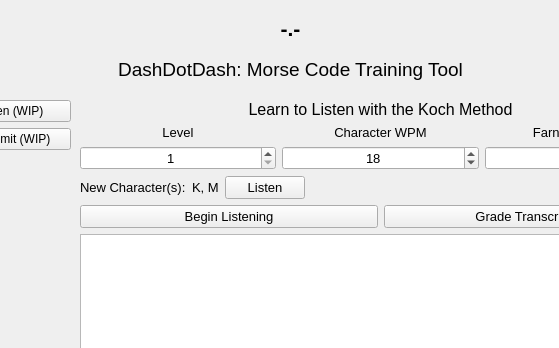
First picture: the form in app.ui, repository thesamrooney/MorseCodeTrainer, before the edit; both pictures show x 110 to 669 and y 0 to 348 of the 800 by 600 pixel window.
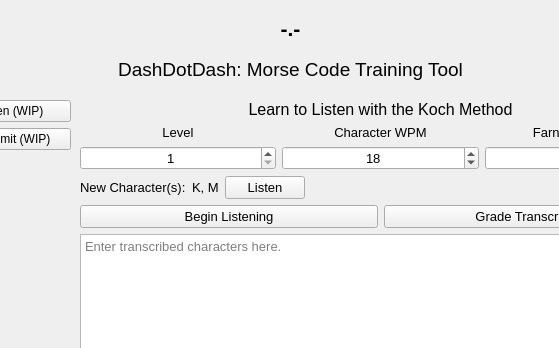
Second picture: the form after the edit.

Commit message: Collect relevant children from app.ui in start_app.py

What changed in the file:
```diff
--- a/app.ui
+++ b/app.ui
@@ -219,9 +219,6 @@
      </item>
      <item row="4" column="0">
       <widget class="QPlainTextEdit" name="decodedUserInput">
-       <property name="plainText">
-        <string/>
-       </property>
        <property name="placeholderText">
         <string>Enter transcribed characters here.</string>
        </property>
@@ -263,7 +260,7 @@
        <item>
         <layout class="QVBoxLayout" name="kochLevelLayout">
          <item>
-          <widget class="QLabel" name="kochLevelSpin">
+          <widget class="QLabel" name="kochLevelSpinTitle">
            <property name="text">
             <string>Level</string>
            </property>
@@ -273,7 +270,7 @@
           </widget>
          </item>
          <item>
-          <widget class="QSpinBox" name="spinBox">
+          <widget class="QSpinBox" name="kochLevelSpin">
            <property name="alignment">
             <set>Qt::AlignCenter</set>
            </property>
@@ -287,7 +284,7 @@
        <item>
         <layout class="QVBoxLayout" name="kochCharWpmLayout">
          <item>
-          <widget class="QLabel" name="kochCharWpmSpin">
+          <widget class="QLabel" name="kochCharWpmSpinTitle">
            <property name="text">
             <string>Character WPM</string>
            </property>
@@ -297,7 +294,7 @@
           </widget>
          </item>
          <item>
-          <widget class="QSpinBox" name="spinBox_2">
+          <widget class="QSpinBox" name="kochCharWpmSpin">
            <property name="alignment">
             <set>Qt::AlignCenter</set>
            </property>
```
Left out of the diff: 18 changed lines with no effect on the pictures. The commit also changes 1 other file.
